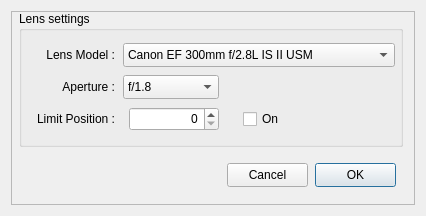
Old version of the form EFLensController.ui in the repository rpineau/EFLensController.
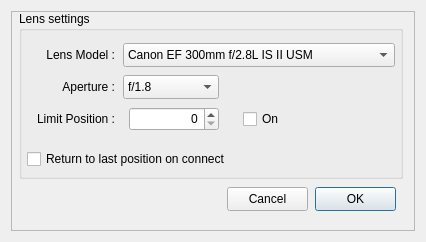
New version of the form. Custom widgets are drawn as their Qt base class.

Commit message: Added an option to save the position between sessions

Diff of the .ui file:
```diff
--- a/EFLensController.ui
+++ b/EFLensController.ui
@@ -7,7 +7,7 @@
     <x>0</x>
     <y>0</y>
     <width>426</width>
-    <height>216</height>
+    <height>242</height>
    </rect>
   </property>
   <property name="sizePolicy">
@@ -19,13 +19,13 @@
   <property name="minimumSize">
    <size>
     <width>426</width>
-    <height>216</height>
+    <height>242</height>
    </size>
   </property>
   <property name="maximumSize">
    <size>
     <width>426</width>
-    <height>216</height>
+    <height>242</height>
    </size>
   </property>
   <property name="windowTitle">
@@ -64,7 +64,7 @@
         <x>8</x>
         <y>0</y>
         <width>384</width>
-        <height>136</height>
+        <height>168</height>
        </rect>
       </property>
       <property name="title">
@@ -177,6 +177,19 @@
         </property>
        </item>
       </widget>
+      <widget class="QCheckBox" name="returnToPos">
+       <property name="geometry">
+        <rect>
+         <x>8</x>
+         <y>136</y>
+         <width>240</width>
+         <height>24</height>
+        </rect>
+       </property>
+       <property name="text">
+        <string>Return to last position on connect</string>
+       </property>
+      </widget>
      </widget>
      <widget class="QPushButton" name="pushButtonOK">
       <property name="enabled">
@@ -185,7 +198,7 @@
       <property name="geometry">
        <rect>
         <x>304</x>
-        <y>152</y>
+        <y>176</y>
         <width>81</width>
         <height>24</height>
        </rect>
@@ -201,7 +214,7 @@
       <property name="geometry">
        <rect>
         <x>216</x>
-        <y>152</y>
+        <y>176</y>
         <width>81</width>
         <height>24</height>
        </rect>
```
The commit also changes 5 other files.
